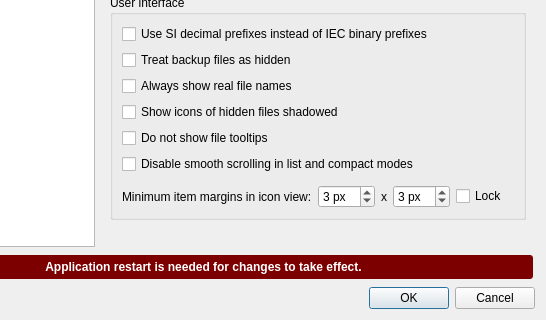
First picture: the form in pcmanfm/preferences.ui, repository lxqt/pcmanfm-qt, before the edit; both pictures show x 139 to 685 and y 206 to 526 of the 685 by 526 pixel window.
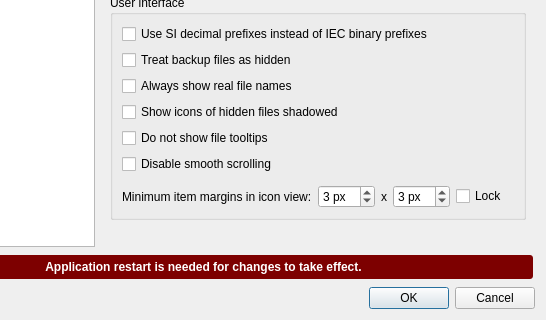
Second picture: the form after the edit. The open tabs and pages were chosen to show the change.

Commit message:
Changed label of option for disabling smooth scrolling (#1722)
This needs https://github.com/lxqt/libfm-qt/pull/875 for affecting all view modes.

```diff
--- a/pcmanfm/preferences.ui
+++ b/pcmanfm/preferences.ui
@@ -433,7 +433,7 @@
             <item row="5" column="0" colspan="5">
              <widget class="QCheckBox" name="noScrollPerPixel">
               <property name="text">
-               <string>Disable smooth scrolling in list and compact modes</string>
+               <string>Disable smooth scrolling</string>
               </property>
              </widget>
             </item>
```
